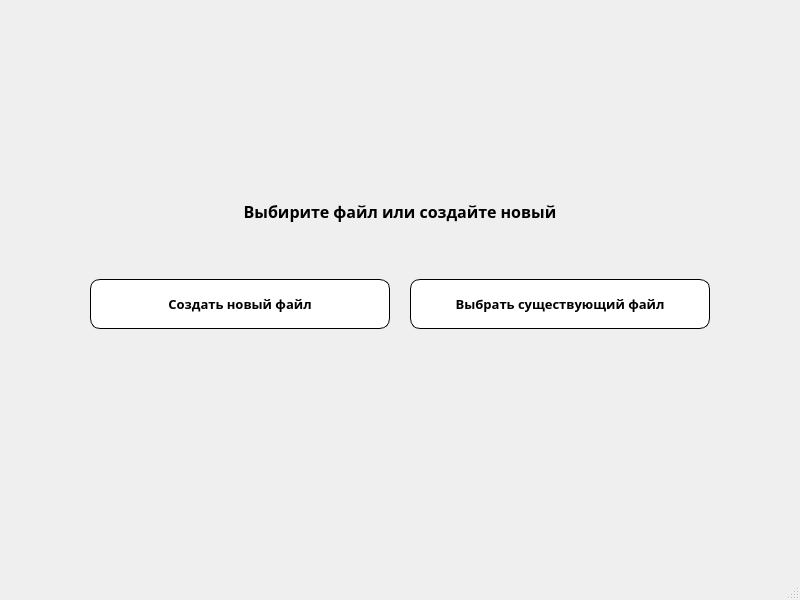
Akira9701/visual-programming-lab, file forms/mainwindow.ui: the form before one commit.
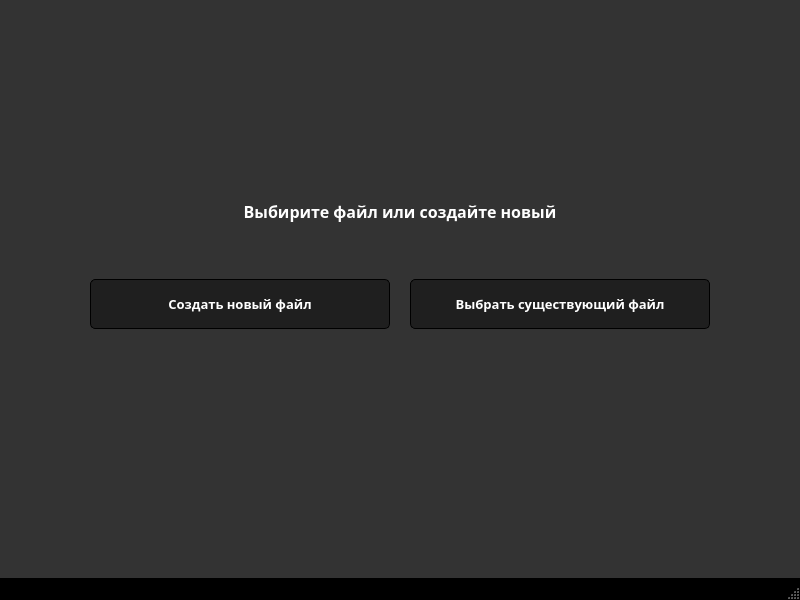
The form after the commit.

Diff of the .ui file:
```diff
--- a/forms/mainwindow.ui
+++ b/forms/mainwindow.ui
@@ -22,7 +22,22 @@
   <property name="windowTitle">
    <string>MainWindow</string>
   </property>
+  <property name="styleSheet">
+   <string notr="true">.QMainWindow{background-color: black}</string>
+  </property>
   <widget class="QWidget" name="centralwidget">
+   <property name="enabled">
+    <bool>true</bool>
+   </property>
+   <property name="cursor">
+    <cursorShape>PointingHandCursor</cursorShape>
+   </property>
+   <property name="autoFillBackground">
+    <bool>false</bool>
+   </property>
+   <property name="styleSheet">
+    <string notr="true">.QWidget {background-color: #333333}</string>
+   </property>
    <layout class="QVBoxLayout" name="verticalLayout_2">
     <item>
      <spacer name="verticalSpacer">
@@ -50,6 +65,12 @@
         <bold>true</bold>
        </font>
       </property>
+      <property name="contextMenuPolicy">
+       <enum>Qt::ActionsContextMenu</enum>
+      </property>
+      <property name="styleSheet">
+       <string notr="true">.QLabel {color: white}</string>
+      </property>
       <property name="frameShape">
        <enum>QFrame::NoFrame</enum>
       </property>
@@ -135,9 +156,9 @@
           </property>
           <property name="styleSheet">
            <string notr="true">.QPushButton {
-    border-radius: 10px;
-    background-color: white; /* Белый фон */
-    border-style: solid;
+    border-radius: 5px;
+    background-color: #1f1f1f; /* Белый фон */
+; color: white;    border-style: solid;
     border-color: black;
     border-width: 1px; /* Уменьшенная ширина границы */
     box-shadow: 2px 2px 5px rgba(0, 0, 0, 0.3); /* Тень */
@@ -178,9 +199,9 @@
           </property>
           <property name="styleSheet">
            <string notr="true">.QPushButton {
-    border-radius: 10px;
-    background-color: white; /* Белый фон */
-    border-style: solid;
+    border-radius: 5px;
+    background-color: #1f1f1f; /* Белый фон */
+; color: white;    border-style: solid;
     border-color: black;
     border-width: 1px; /* Уменьшенная ширина границы */
     box-shadow: 2px 2px 5px rgba(0, 0, 0, 0.3); /* Тень */
```
Left out of the diff: 6 changed lines with no effect on the pictures.
